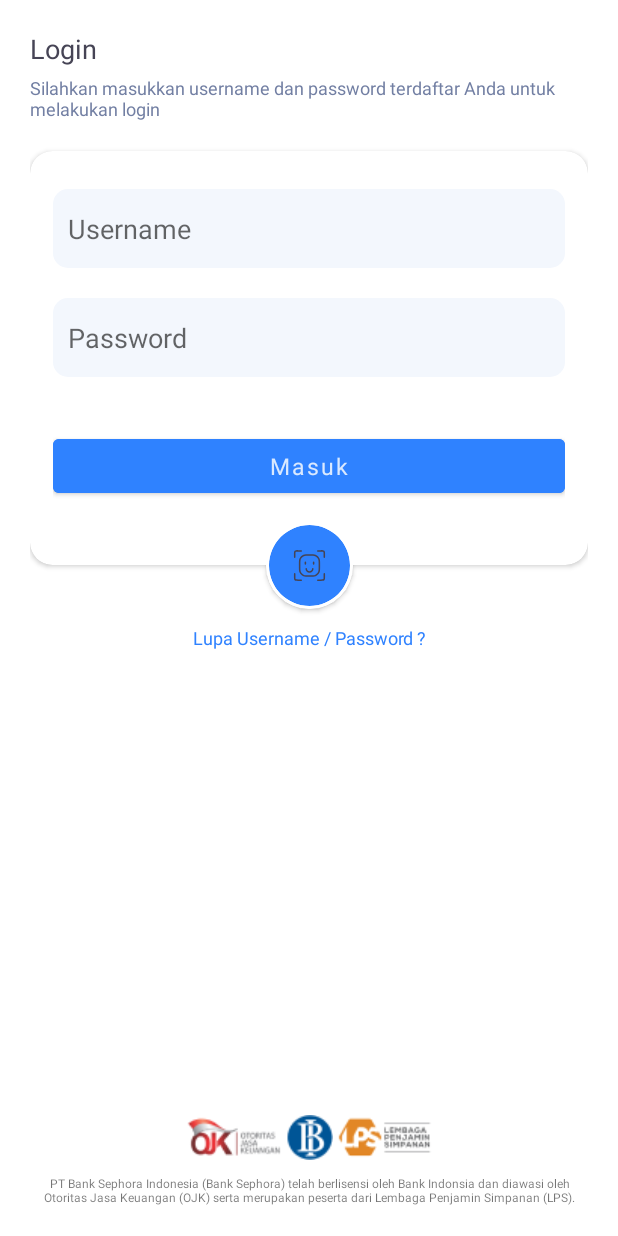
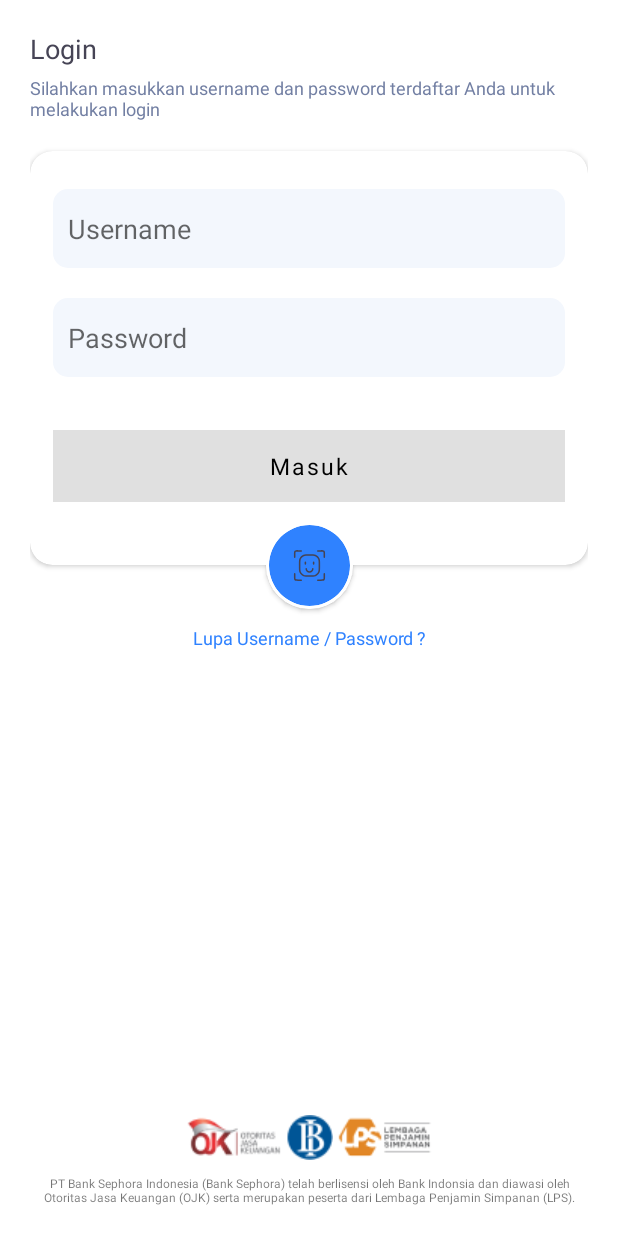
Before and after one commit to Ram-adhan/android-mvp-basic, an Android app: the layout activity_main.xml on its own in the app's theme, with its tools: preview values and no code run, on a phone screen of 412 x 824 dp. Run offline under Robolectric (Android 15) with nearby library versions, the phone set to English and light mode, and no system bars; Roboto replaces fonts that are not available here.

```diff
--- a/app/src/main/res/layout/activity_main.xml
+++ b/app/src/main/res/layout/activity_main.xml
@@ -57,6 +57,7 @@
                 android:id="@+id/edtPassword"
                 android:layout_width="match_parent"
                 android:layout_height="wrap_content"
+                android:inputType="textPassword"
                 android:layout_marginTop="20dp"
                 android:paddingVertical="14dp"
                 android:paddingHorizontal="10dp"
@@ -64,14 +65,16 @@
                 android:hint="@string/password" />
 
             <Button
+                android:id="@+id/btnLogin"
                 android:layout_width="match_parent"
                 android:layout_height="wrap_content"
                 android:layout_marginTop="35dp"
-                android:backgroundTint="#2F82FF"
+                android:background="#2F82FF"
                 android:fontFamily="@font/roboto_medium"
                 android:text="@string/login"
+                android:enabled="false"
                 android:textAllCaps="false"
-                android:textColor="#DAE9FF"
+                android:textColor="@color/black"
                 android:textSize="15sp" />
 
         </LinearLayout>
```
Also changed, not shown: app/src/main/java/com/example/mvpapplication/MainActivity.kt (+36 -1 lines), app/src/main/res/layout/layout_register.xml (added, +11 -0 lines).
